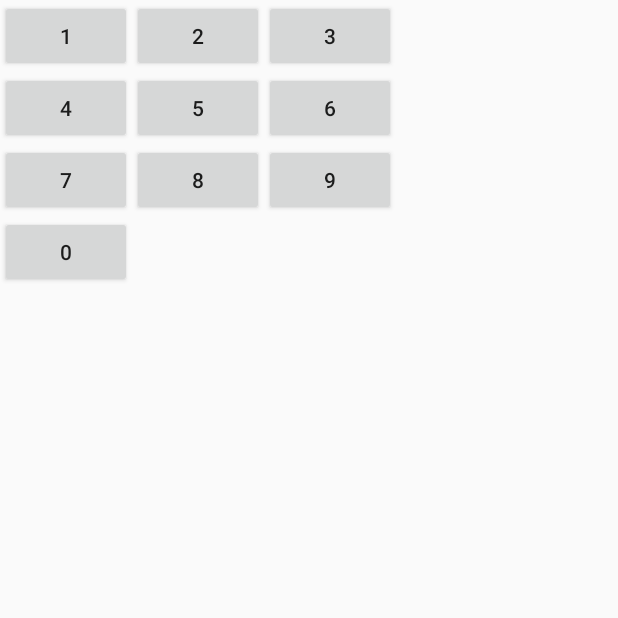
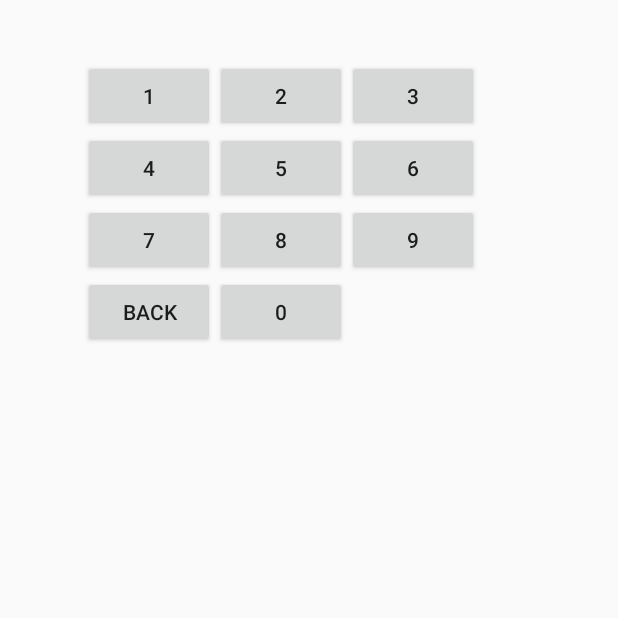
Before and after one commit to bphermansson/LgMqttremote, an Android app: the keypad screen opened directly, with no data from a screen before it, on a phone screen of 412 x 824 dp, the top half of it. Run offline under Robolectric (Android 15) with nearby library versions, the phone set to English and light mode, and no system bars.

Commit message:
Now with keypad

```diff
--- a/app/src/main/res/layout/keypad.xml
+++ b/app/src/main/res/layout/keypad.xml
@@ -2,11 +2,13 @@
 <RelativeLayout
     xmlns:android="http://schemas.android.com/apk/res/android"
     android:layout_width="match_parent"
-    android:layout_height="match_parent">
+    android:layout_height="match_parent"
+    android:layout_marginTop="40dp">
 
-    <LinearLayout
+    <RelativeLayout
         android:orientation="horizontal" android:layout_width="match_parent"
         android:layout_height="wrap_content"
+        android:layout_marginStart="55dp"
         android:id="@+id/row1">
 
         <Button
@@ -15,7 +17,8 @@
             android:id="@+id/btn1"
             android:enabled="true"
             android:onClick="keypadbtnClick"
-            android:layout_width="wrap_content" />
+            android:layout_width="wrap_content"
+            />
         <Button
             android:layout_width="wrap_content"
             android:layout_height="wrap_content"
@@ -32,14 +35,18 @@
             android:id="@+id/btn3"
             android:enabled="true"
             android:onClick="keypadbtnClick"
-            />
-    </LinearLayout>
+            android:layout_toEndOf="@id/btn2"
+            android:layout_centerHorizontal="true" />
+    </RelativeLayout>
 
-    <LinearLayout
+    <RelativeLayout
         android:orientation="horizontal" android:layout_width="match_parent"
         android:layout_height="wrap_content"
-        android:layout_below="@id/row1"
-        android:id="@+id/row2">
+        android:id="@+id/row2"
+        android:layout_below="@+id/row1"
+        android:layout_alignParentStart="true"
+        android:layout_marginStart="55dp"
+        >
         <Button
             android:layout_height="wrap_content"
             android:text="4"
@@ -64,15 +71,18 @@
             android:id="@+id/btn6"
             android:enabled="true"
             android:onClick="keypadbtnClick"
-            android:layout_toEndOf="@id/btn4"
+            android:layout_toEndOf="@id/btn5"
             />
-            \>
-    </LinearLayout>
-    <LinearLayout
+        \>
+    </RelativeLayout>
+
+    <RelativeLayout
         android:orientation="horizontal" android:layout_width="match_parent"
         android:layout_height="wrap_content"
         android:id="@+id/row3"
-        android:layout_below="@id/row2">
+        android:layout_below="@id/row2"
+        android:layout_marginStart="55dp"
+        >
         <Button
             android:layout_height="wrap_content"
             android:text="7"
@@ -88,7 +98,7 @@
             android:id="@+id/btn8"
             android:enabled="true"
             android:onClick="keypadbtnClick"
-            android:layout_toEndOf="@id/btn4"
+            android:layout_toEndOf="@id/btn7"
             />
         <Button
             android:layout_width="wrap_content"
@@ -97,17 +107,28 @@
             android:id="@+id/btn9"
             android:enabled="true"
             android:onClick="keypadbtnClick"
-            android:layout_toEndOf="@id/btn4"
+            android:layout_toEndOf="@id/btn8"
             />
         \>
 
-    </LinearLayout>
-    <LinearLayout
+    </RelativeLayout>
+    <RelativeLayout
         android:orientation="horizontal" android:layout_width="match_parent"
         android:layout_height="wrap_content"
         android:id="@+id/row4"
-        android:layout_below="@id/row3">
+        android:layout_below="@id/row3"
+        android:layout_marginStart="55dp"
+        >
 
+        <Button
+            android:layout_width="wrap_content"
+            android:layout_height="wrap_content"
+            android:text="Back"
+            android:id="@+id/btnback"
+            android:enabled="true"
+            android:onClick="keypadbtnClick"
+
+            />
     <Button
         android:layout_width="wrap_content"
         android:layout_height="wrap_content"
@@ -115,8 +136,9 @@
         android:id="@+id/btn0"
         android:enabled="true"
         android:onClick="keypadbtnClick"
+        android:layout_toEndOf="@id/btnback"
         />
     \>
-    </LinearLayout>
+    </RelativeLayout>
 
 </RelativeLayout>
--- a/app/src/main/res/values/strings.xml
+++ b/app/src/main/res/values/strings.xml
@@ -5,4 +5,6 @@
     <string name="pref_password">Mqtt server password</string>
     <string name="pref_title">Preferences</string>
     <string name="notset">Error: Check settings</string>
+    <string name="mess_sent">Message sent</string>
+    <string name="nosettings">Settings not set</string>
 </resources>
```
Also changed, not shown: app/src/main/java/nu/paheco/patrik/lgmqttremote/MainActivity.java (+55 -25 lines), app/src/main/java/nu/paheco/patrik/lgmqttremote/keypad.java (+34 -11 lines), app/src/main/res/layout/activity_main.xml (+10 -1 lines).
